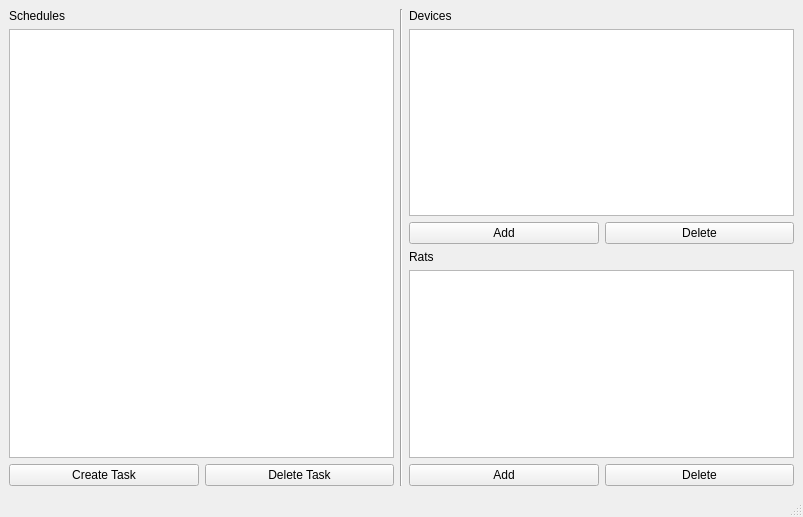
The window that ui/main_window.ui (mcsltd/mcs-inRat-planner) describes before a commit, drawn with Qt 5.
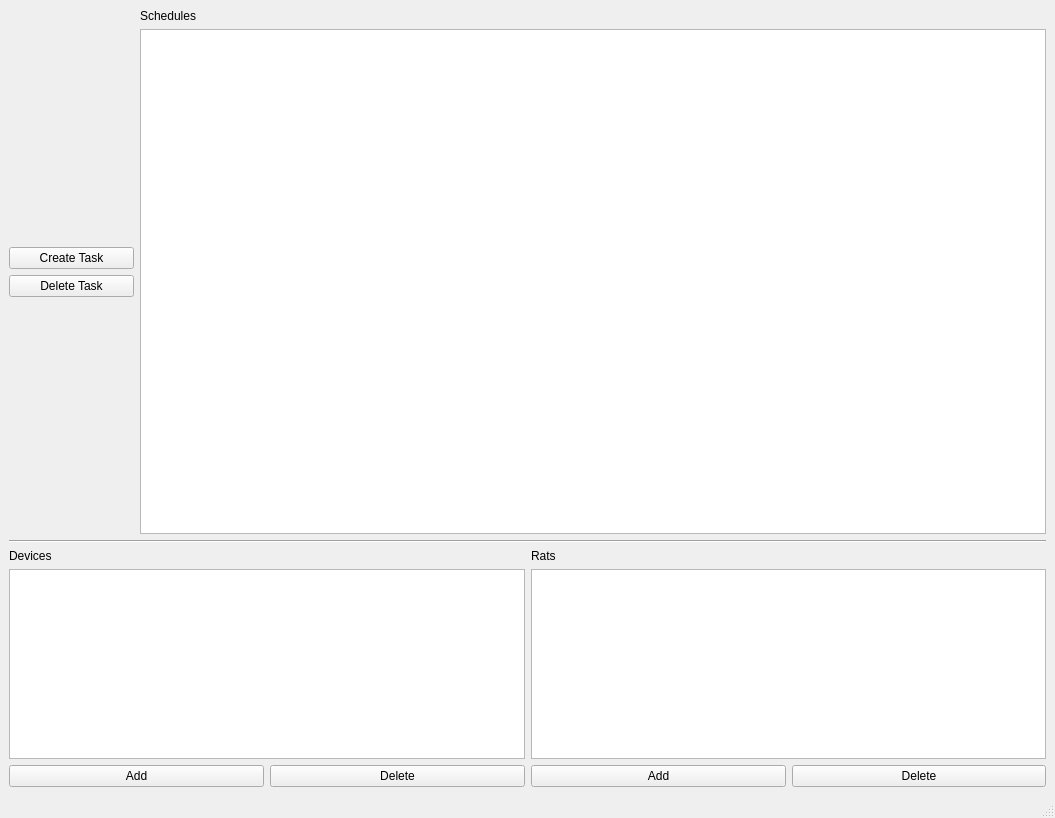
The same window after the commit.

Commit message: db: fill column device, rat

What changed in the file:
```diff
--- a/ui/main_window.ui
+++ b/ui/main_window.ui
@@ -6,8 +6,8 @@
    <rect>
     <x>0</x>
     <y>0</y>
-    <width>803</width>
-    <height>517</height>
+    <width>1055</width>
+    <height>818</height>
    </rect>
   </property>
   <property name="windowTitle">
@@ -15,41 +15,148 @@
   </property>
   <widget class="QWidget" name="centralwidget">
    <layout class="QGridLayout" name="gridLayout">
-    <item row="0" column="1">
-     <widget class="Line" name="lineSeparateSchedule">
+    <item row="0" column="0">
+     <layout class="QHBoxLayout" name="horizontalLayout_2">
+      <item>
+       <layout class="QVBoxLayout" name="verticalLayout_2">
+        <item>
+         <spacer name="verticalSpacer_2">
+          <property name="orientation">
+           <enum>Qt::Vertical</enum>
+          </property>
+          <property name="sizeHint" stdset="0">
+           <size>
+            <width>20</width>
+            <height>40</height>
+           </size>
+          </property>
+         </spacer>
+        </item>
+        <item>
+         <widget class="QPushButton" name="pushButtonCreateTask">
+          <property name="sizePolicy">
+           <sizepolicy hsizetype="Minimum" vsizetype="Fixed">
+            <horstretch>0</horstretch>
+            <verstretch>0</verstretch>
+           </sizepolicy>
+          </property>
+          <property name="minimumSize">
+           <size>
+            <width>125</width>
+            <height>0</height>
+           </size>
+          </property>
+          <property name="text">
+           <string>Create Task</string>
+          </property>
+         </widget>
+        </item>
+        <item>
+         <widget class="QPushButton" name="pushButtonDeleteTask">
+          <property name="sizePolicy">
+           <sizepolicy hsizetype="Minimum" vsizetype="Fixed">
+            <horstretch>0</horstretch>
+            <verstretch>0</verstretch>
+           </sizepolicy>
+          </property>
+          <property name="minimumSize">
+           <size>
+            <width>125</width>
+            <height>0</height>
+           </size>
+          </property>
+          <property name="text">
+           <string>Delete Task</string>
+          </property>
+         </widget>
+        </item>
+        <item>
+         <spacer name="verticalSpacer">
+          <property name="orientation">
+           <enum>Qt::Vertical</enum>
+          </property>
+          <property name="sizeHint" stdset="0">
+           <size>
+            <width>20</width>
+            <height>40</height>
+           </size>
+          </property>
+         </spacer>
+        </item>
+       </layout>
+      </item>
+      <item>
+       <layout class="QVBoxLayout" name="verticalLayoutSchedule">
+        <item>
+         <layout class="QHBoxLayout" name="horizontalLayoutControlTask">
+          <item>
+           <widget class="QLabel" name="labelSchedules">
+            <property name="text">
+             <string>Schedules</string>
+            </property>
+           </widget>
+          </item>
+         </layout>
+        </item>
+        <item>
+         <widget class="QTableView" name="tableViewSchedule"/>
+        </item>
+       </layout>
+      </item>
+     </layout>
+    </item>
+    <item row="1" column="0">
+     <widget class="Line" name="line">
       <property name="orientation">
-       <enum>Qt::Vertical</enum>
+       <enum>Qt::Horizontal</enum>
       </property>
      </widget>
     </item>
-    <item row="0" column="3">
-     <layout class="QVBoxLayout" name="verticalLayoutDeviceRat">
+    <item row="2" column="0">
+     <layout class="QHBoxLayout" name="horizontalLayout">
       <item>
-       <widget class="QLabel" name="labelDevices">
-        <property name="text">
-         <string>Devices</string>
-        </property>
-       </widget>
-      </item>
-      <item>
-       <widget class="QTableView" name="tableViewDevice"/>
-      </item>
-      <item>
-       <layout class="QHBoxLayout" name="horizontalLayoutControlDevice">
+       <layout class="QVBoxLayout" name="verticalLayoutDevice">
         <item>
-         <widget class="QPushButton" name="pushButtonAddDevice">
+         <widget class="QLabel" name="labelDevices">
           <property name="text">
-           <string>Add</string>
+           <string>Devices</string>
           </property>
          </widget>
         </item>
         <item>
-         <widget class="QPushButton" name="pushButtonDeleteDevice">
-          <property name="text">
-           <string>Delete</string>
+         <widget class="QTableView" name="tableViewDevice">
+          <property name="sizePolicy">
+           <sizepolicy hsizetype="Expanding" vsizetype="Minimum">
+            <horstretch>0</horstretch>
+            <verstretch>0</verstretch>
+           </sizepolicy>
           </property>
+          <property name="maximumSize">
+           <size>
+            <width>16777215</width>
+            <height>190</height>
+           </size>
+          </property>
          </widget>
         </item>
+        <item>
+         <layout class="QHBoxLayout" name="horizontalLayoutControlDevice">
+          <item>
+           <widget class="QPushButton" name="pushButtonAddDevice">
+            <property name="text">
+             <string>Add</string>
+            </property>
+           </widget>
+          </item>
+          <item>
+           <widget class="QPushButton" name="pushButtonDeleteDevice">
+            <property name="text">
+             <string>Delete</string>
+            </property>
+           </widget>
+          </item>
+         </layout>
+        </item>
        </layout>
       </item>
       <item>
@@ -62,7 +169,20 @@
          </widget>
         </item>
         <item>
-         <widget class="QTableView" name="tableViewRat"/>
+         <widget class="QTableView" name="tableViewRat">
+          <property name="sizePolicy">
+           <sizepolicy hsizetype="Expanding" vsizetype="Minimum">
+            <horstretch>0</horstretch>
+            <verstretch>0</verstretch>
+           </sizepolicy>
+          </property>
+          <property name="maximumSize">
+           <size>
+            <width>16777215</width>
+            <height>190</height>
+           </size>
+          </property>
+         </widget>
         </item>
         <item>
          <layout class="QHBoxLayout" name="horizontalLayoutControlRat">
@@ -86,38 +206,6 @@
       </item>
      </layout>
     </item>
-    <item row="0" column="0">
-     <layout class="QVBoxLayout" name="verticalLayoutSchedule">
-      <item>
-       <widget class="QLabel" name="labelSchedules">
-        <property name="text">
-         <string>Schedules</string>
-        </property>
-       </widget>
-      </item>
-      <item>
-       <widget class="QTableView" name="tableViewSchedule"/>
-      </item>
-      <item>
-       <layout class="QHBoxLayout" name="horizontalLayout_2">
-        <item>
-         <widget class="QPushButton" name="pushButtonCreateTask">
-          <property name="text">
-           <string>Create Task</string>
-          </property>
-         </widget>
-        </item>
-        <item>
-         <widget class="QPushButton" name="pushButtonDeleteTask">
-          <property name="text">
-           <string>Delete Task</string>
-          </property>
-         </widget>
-        </item>
-       </layout>
-      </item>
-     </layout>
-    </item>
    </layout>
   </widget>
   <widget class="QMenuBar" name="menubar">
```
Left out of the diff: 2 changed lines with no effect on the pictures. The commit also changes 3 other files.
